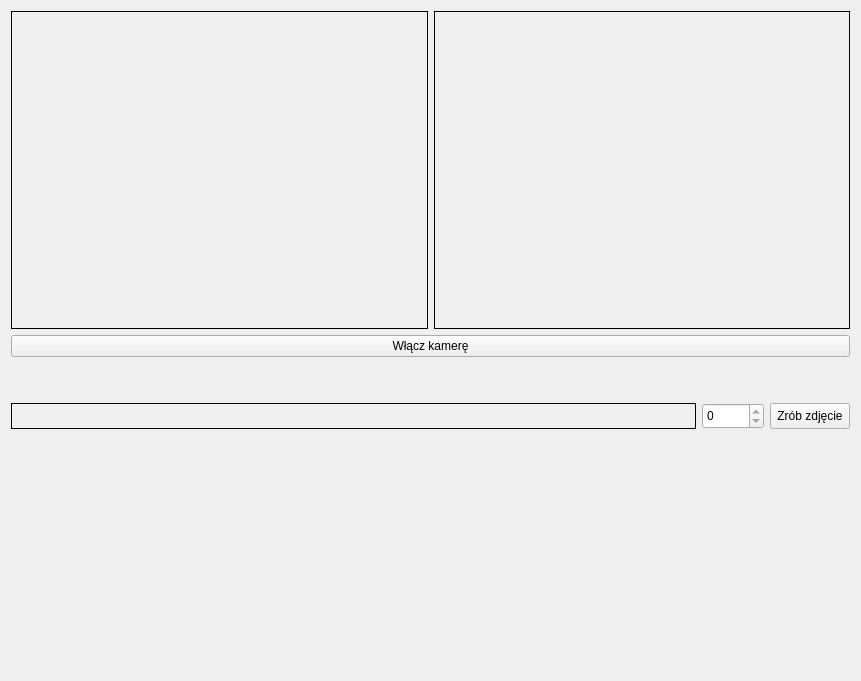
Old version of the form StereoVision/widgetcalibration.ui in the repository dzikipasterz/StareoVision.
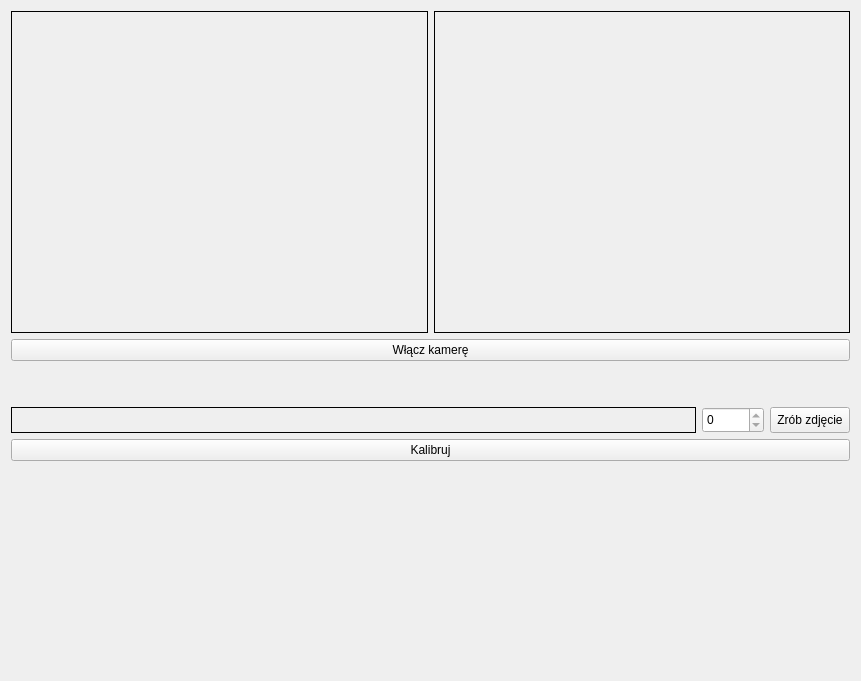
New version of the form.

Patch:
```diff
--- a/StereoVision/widgetcalibration.ui
+++ b/StereoVision/widgetcalibration.ui
@@ -167,6 +167,13 @@
      </item>
     </layout>
    </item>
+   <item>
+    <widget class="QPushButton" name="pushButtonCalibrate">
+     <property name="text">
+      <string>Kalibruj</string>
+     </property>
+    </widget>
+   </item>
    <item>
     <spacer name="verticalSpacer_2">
      <property name="orientation">
@@ -178,7 +185,7 @@
      <property name="sizeHint" stdset="0">
       <size>
        <width>20</width>
-       <height>241</height>
+       <height>209</height>
       </size>
      </property>
     </spacer>
```
